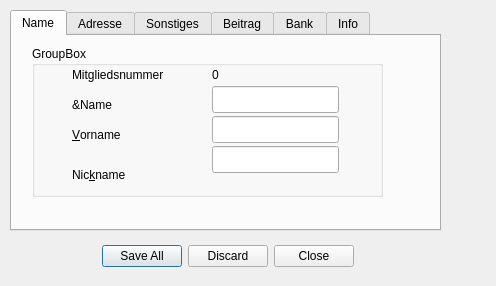
This is gui-Qt/src/memberDialog.ui in Bjoe/member-manager as Qt 5 draws it before an edit. The edited form follows.
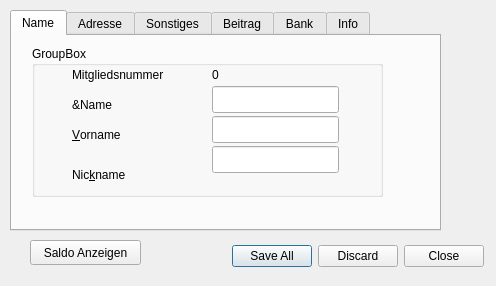
This is the edited form.

Commit message:
Saldo Dialgo in Member Dialog eingefuegt.
Trigger Thread Refactored.
DialogButtonBox Handler fuer QDialogButtonBox Tests hinzugefuegt.

Diff of the .ui file:
```diff
--- a/gui-Qt/src/memberDialog.ui
+++ b/gui-Qt/src/memberDialog.ui
@@ -557,7 +557,7 @@
   <widget class="QDialogButtonBox" name="buttonBox">
    <property name="geometry">
     <rect>
-     <x>20</x>
+     <x>150</x>
      <y>240</y>
      <width>334</width>
      <height>32</height>
@@ -570,6 +570,19 @@
     <bool>false</bool>
    </property>
   </widget>
+  <widget class="QPushButton" name="saldoButton">
+   <property name="geometry">
+    <rect>
+     <x>30</x>
+     <y>240</y>
+     <width>111</width>
+     <height>25</height>
+    </rect>
+   </property>
+   <property name="text">
+    <string>Saldo Anzeigen</string>
+   </property>
+  </widget>
  </widget>
  <tabstops>
   <tabstop>memberName</tabstop>
```
The commit also changes 15 other files.
